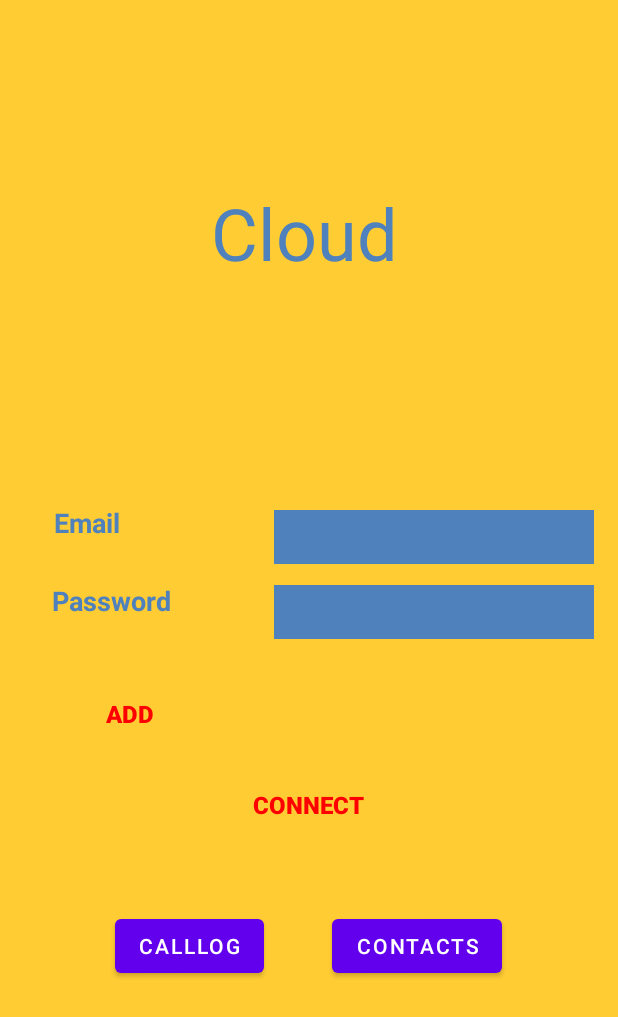
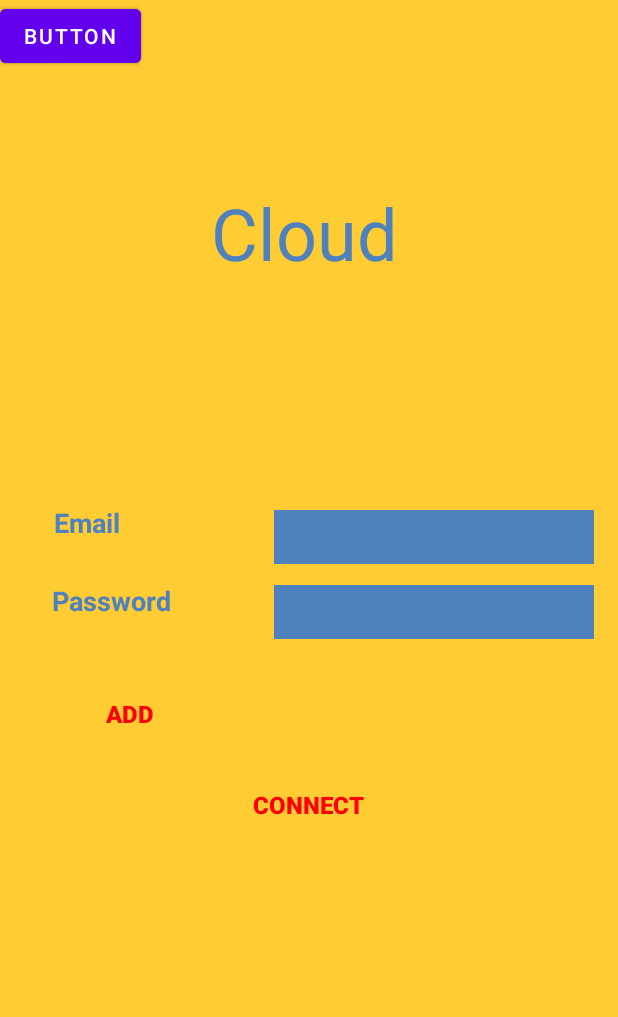
Before and after one commit to saudi97/myapplicationfinal, an Android app: the Homepage screen opened directly, with no data from a screen before it, on a phone screen of 412 x 824 dp. Shown: the top 1017 px of the screen. Run offline under Robolectric (Android 15) with nearby library versions, the phone set to English and light mode, and no system bars.

Commit message:
random
code

```diff
--- a/app/src/main/AndroidManifest.xml
+++ b/app/src/main/AndroidManifest.xml
@@ -15,7 +15,7 @@
         android:roundIcon="@mipmap/ic_launcher_round"
         android:supportsRtl="true"
         android:theme="@style/Theme.MyApplication">
-        <activity android:name=".Homepage"></activity>
+        <activity android:name=".Homepage" />
         <activity android:name=".Signup" />
         <activity android:name=".login" />
         <activity android:name=".MainActivity2" />
--- a/app/src/main/res/layout/activity_homepage.xml
+++ b/app/src/main/res/layout/activity_homepage.xml
@@ -130,23 +130,16 @@
         android:id="@+id/CallLogs"
         android:layout_width="wrap_content"
         android:layout_height="wrap_content"
-        android:layout_marginBottom="124dp"
-        android:text="CallLog"
-        app:layout_constraintBottom_toBottomOf="parent"
-        app:layout_constraintEnd_toEndOf="parent"
-        app:layout_constraintHorizontal_bias="0.245"
-        app:layout_constraintStart_toStartOf="parent"
-        app:layout_constraintTop_toBottomOf="@+id/button2" />
+        android:text="Button"
+        tools:layout_editor_absoluteX="51dp"
+        tools:layout_editor_absoluteY="541dp" />
 
     <Button
         android:id="@+id/Contacts"
         android:layout_width="wrap_content"
         android:layout_height="wrap_content"
-        android:layout_marginBottom="124dp"
-        android:text="Contacts"
-        app:layout_constraintBottom_toBottomOf="parent"
-        app:layout_constraintEnd_toEndOf="parent"
-        app:layout_constraintHorizontal_bias="0.742"
-        app:layout_constraintStart_toStartOf="parent"
-        app:layout_constraintTop_toBottomOf="@+id/button2" />
+        android:text="Button"
+        tools:layout_editor_absoluteX="224dp"
+        tools:layout_editor_absoluteY="548dp" />
+
 </androidx.constraintlayout.widget.ConstraintLayout>
--- a/app/src/main/res/values/strings.xml
+++ b/app/src/main/res/values/strings.xml
@@ -1,3 +1,5 @@
 <resources>
     <string name="app_name">My Application</string>
+    <!-- TODO: Remove or change this placeholder text -->
+    <string name="hello_blank_fragment">Hello blank fragment</string>
 </resources>
```
Also changed, not shown: app/build.gradle (+5 -2 lines), build.gradle (+6 -2 lines).
